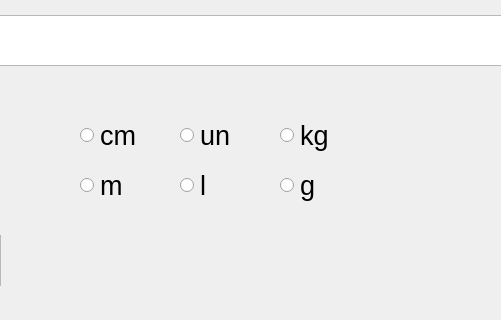
Above: tela_gasto.ui from rodrigofermorais/client before the change; both pictures show x 330 to 831 and y 255 to 575 of the 982 by 902 pixel window. Below: the same form after it.
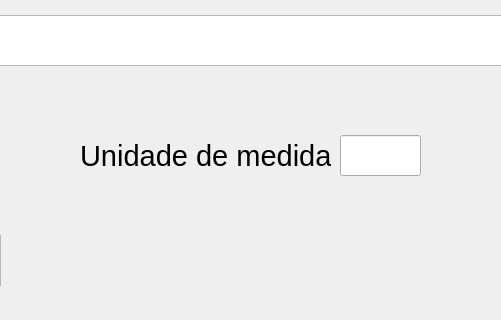
That is the form after the change.

Diff of the .ui file:
```diff
--- a/tela_gasto.ui
+++ b/tela_gasto.ui
@@ -104,24 +104,6 @@
      <string>Quantidade</string>
     </property>
    </widget>
-   <widget class="QRadioButton" name="radioButton">
-    <property name="geometry">
-     <rect>
-      <x>610</x>
-      <y>370</y>
-      <width>61</width>
-      <height>41</height>
-     </rect>
-    </property>
-    <property name="font">
-     <font>
-      <pointsize>20</pointsize>
-     </font>
-    </property>
-    <property name="text">
-     <string>kg</string>
-    </property>
-   </widget>
    <widget class="QPushButton" name="pushButton">
     <property name="geometry">
      <rect>
@@ -155,24 +137,6 @@
      </font>
     </property>
    </widget>
-   <widget class="QRadioButton" name="radioButton_4">
-    <property name="geometry">
-     <rect>
-      <x>510</x>
-      <y>420</y>
-      <width>61</width>
-      <height>41</height>
-     </rect>
-    </property>
-    <property name="font">
-     <font>
-      <pointsize>20</pointsize>
-     </font>
-    </property>
-    <property name="text">
-     <string>l</string>
-    </property>
-   </widget>
    <widget class="QLabel" name="label">
     <property name="geometry">
      <rect>
@@ -209,42 +173,6 @@
      <string>Salvar</string>
     </property>
    </widget>
-   <widget class="QRadioButton" name="radioButton_5">
-    <property name="geometry">
-     <rect>
-      <x>510</x>
-      <y>370</y>
-      <width>71</width>
-      <height>41</height>
-     </rect>
-    </property>
-    <property name="font">
-     <font>
-      <pointsize>20</pointsize>
-     </font>
-    </property>
-    <property name="text">
-     <string>un</string>
-    </property>
-   </widget>
-   <widget class="QRadioButton" name="radioButton_6">
-    <property name="geometry">
-     <rect>
-      <x>610</x>
-      <y>420</y>
-      <width>41</width>
-      <height>41</height>
-     </rect>
-    </property>
-    <property name="font">
-     <font>
-      <pointsize>20</pointsize>
-     </font>
-    </property>
-    <property name="text">
-     <string>g</string>
-    </property>
-   </widget>
    <widget class="QTextEdit" name="textEdit">
     <property name="geometry">
      <rect>
@@ -260,24 +188,6 @@
      </font>
     </property>
    </widget>
-   <widget class="QRadioButton" name="radioButton_2">
-    <property name="geometry">
-     <rect>
-      <x>410</x>
-      <y>420</y>
-      <width>51</width>
-      <height>41</height>
-     </rect>
-    </property>
-    <property name="font">
-     <font>
-      <pointsize>20</pointsize>
-     </font>
-    </property>
-    <property name="text">
-     <string>m</string>
-    </property>
-   </widget>
    <widget class="QTextEdit" name="textEdit_3">
     <property name="geometry">
      <rect>
@@ -293,24 +203,6 @@
      </font>
     </property>
    </widget>
-   <widget class="QRadioButton" name="radioButton_3">
-    <property name="geometry">
-     <rect>
-      <x>410</x>
-      <y>370</y>
-      <width>71</width>
-      <height>41</height>
-     </rect>
-    </property>
-    <property name="font">
-     <font>
-      <pointsize>20</pointsize>
-     </font>
-    </property>
-    <property name="text">
-     <string>cm</string>
-    </property>
-   </widget>
    <widget class="QPushButton" name="pushButton_3">
     <property name="geometry">
      <rect>
@@ -329,6 +221,34 @@
      <string>Menu</string>
     </property>
    </widget>
+   <widget class="QLineEdit" name="lineEdit_5">
+    <property name="geometry">
+     <rect>
+      <x>670</x>
+      <y>390</y>
+      <width>81</width>
+      <height>41</height>
+     </rect>
+    </property>
+   </widget>
+   <widget class="QLabel" name="label_7">
+    <property name="geometry">
+     <rect>
+      <x>410</x>
+      <y>390</y>
+      <width>251</width>
+      <height>41</height>
+     </rect>
+    </property>
+    <property name="font">
+     <font>
+      <pointsize>22</pointsize>
+     </font>
+    </property>
+    <property name="text">
+     <string>Unidade de medida</string>
+    </property>
+   </widget>
   </widget>
   <widget class="QStatusBar" name="statusbar"/>
  </widget>
```
